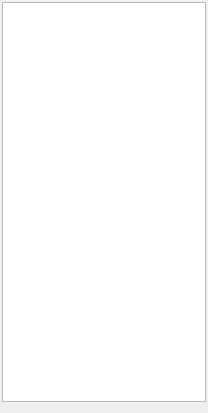
Before: the Qt Designer form src/plugins/azoth/mainwidget.ui in 0xd34df00d/leechcraft, drawn with Qt 5.
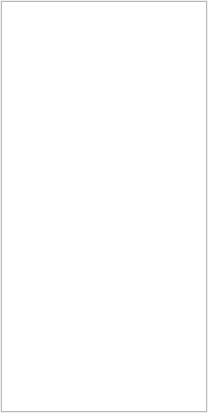
After: the same form once the commit is applied.

What changed in the file:
```diff
--- a/src/plugins/azoth/mainwidget.ui
+++ b/src/plugins/azoth/mainwidget.ui
@@ -14,14 +14,8 @@
    <string/>
   </property>
   <layout class="QVBoxLayout" name="verticalLayout">
-   <property name="leftMargin">
-    <number>2</number>
-   </property>
-   <property name="topMargin">
-    <number>2</number>
-   </property>
-   <property name="rightMargin">
-    <number>2</number>
+   <property name="margin">
+    <number>1</number>
    </property>
    <item>
     <widget class="QTreeView" name="CLTree_">
```
